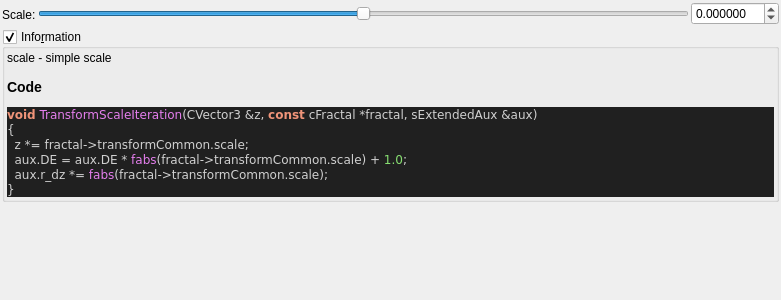
This is mandelbulber2/qt_data/fractal_transf_scale.ui in buddhi1980/mandelbulber2 as Qt 5 draws it before an edit. The edited form follows.
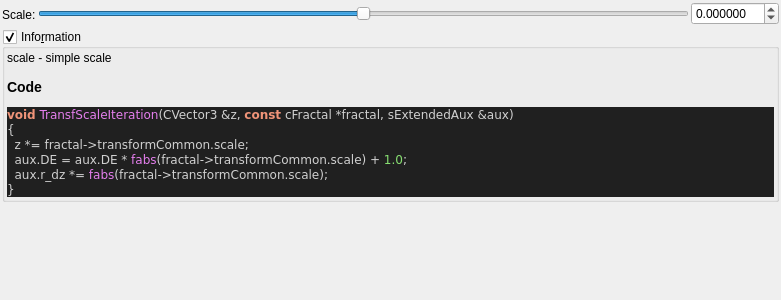
This is the edited form. Custom widgets are drawn as their Qt base class.

```diff
--- a/mandelbulber2/qt_data/fractal_transf_scale.ui
+++ b/mandelbulber2/qt_data/fractal_transf_scale.ui
@@ -130,7 +130,7 @@
 &lt;/table&gt;
 &lt;h3&gt;Code&lt;/h3&gt;
 &lt;body style=&quot;background-color:#202020&quot;&gt;
-&lt;pre style=&quot;color:#d0d0d0; background-color:#202020;  font-family:'Courier New',monospace;&quot;&gt;&lt;span style=&quot;color:#f09479; font-weight:bold&quot;&gt;void&lt;/span&gt; &lt;span style=&quot;color:#e47eed&quot;&gt;TransformScaleIteration&lt;/span&gt;&lt;span style=&quot;color:#d0d0d0&quot;&gt;(&lt;/span&gt;CVector3 &lt;span style=&quot;color:#d0d0d0&quot;&gt;&amp;amp;&lt;/span&gt;z&lt;span style=&quot;color:#d0d0d0&quot;&gt;,&lt;/span&gt; &lt;span style=&quot;color:#f09479; font-weight:bold&quot;&gt;const&lt;/span&gt; cFractal &lt;span style=&quot;color:#d0d0d0&quot;&gt;*&lt;/span&gt;fractal&lt;span style=&quot;color:#d0d0d0&quot;&gt;,&lt;/span&gt; sExtendedAux &lt;span style=&quot;color:#d0d0d0&quot;&gt;&amp;amp;&lt;/span&gt;aux&lt;span style=&quot;color:#d0d0d0&quot;&gt;)&lt;/span&gt;
+&lt;pre style=&quot;color:#d0d0d0; background-color:#202020;  font-family:'Courier New',monospace;&quot;&gt;&lt;span style=&quot;color:#f09479; font-weight:bold&quot;&gt;void&lt;/span&gt; &lt;span style=&quot;color:#e47eed&quot;&gt;TransfScaleIteration&lt;/span&gt;&lt;span style=&quot;color:#d0d0d0&quot;&gt;(&lt;/span&gt;CVector3 &lt;span style=&quot;color:#d0d0d0&quot;&gt;&amp;amp;&lt;/span&gt;z&lt;span style=&quot;color:#d0d0d0&quot;&gt;,&lt;/span&gt; &lt;span style=&quot;color:#f09479; font-weight:bold&quot;&gt;const&lt;/span&gt; cFractal &lt;span style=&quot;color:#d0d0d0&quot;&gt;*&lt;/span&gt;fractal&lt;span style=&quot;color:#d0d0d0&quot;&gt;,&lt;/span&gt; sExtendedAux &lt;span style=&quot;color:#d0d0d0&quot;&gt;&amp;amp;&lt;/span&gt;aux&lt;span style=&quot;color:#d0d0d0&quot;&gt;)&lt;/span&gt;
 &lt;span style=&quot;color:#d0d0d0&quot;&gt;{&lt;/span&gt;
   z &lt;span style=&quot;color:#d0d0d0&quot;&gt;*=&lt;/span&gt; fractal&lt;span style=&quot;color:#d0d0d0&quot;&gt;-&amp;gt;&lt;/span&gt;transformCommon&lt;span style=&quot;color:#d0d0d0&quot;&gt;.&lt;/span&gt;scale&lt;span style=&quot;color:#d0d0d0&quot;&gt;;&lt;/span&gt;
   aux&lt;span style=&quot;color:#d0d0d0&quot;&gt;.&lt;/span&gt;DE &lt;span style=&quot;color:#d0d0d0&quot;&gt;=&lt;/span&gt; aux&lt;span style=&quot;color:#d0d0d0&quot;&gt;.&lt;/span&gt;DE &lt;span style=&quot;color:#d0d0d0&quot;&gt;*&lt;/span&gt; &lt;span style=&quot;color:#e47eed&quot;&gt;fabs&lt;/span&gt;&lt;span style=&quot;color:#d0d0d0&quot;&gt;(&lt;/span&gt;fractal&lt;span style=&quot;color:#d0d0d0&quot;&gt;-&amp;gt;&lt;/span&gt;transformCommon&lt;span style=&quot;color:#d0d0d0&quot;&gt;.&lt;/span&gt;scale&lt;span style=&quot;color:#d0d0d0&quot;&gt;) +&lt;/span&gt; &lt;span style=&quot;color:#87df71&quot;&gt;1.0&lt;/span&gt;&lt;span style=&quot;color:#d0d0d0&quot;&gt;;&lt;/span&gt;
```
